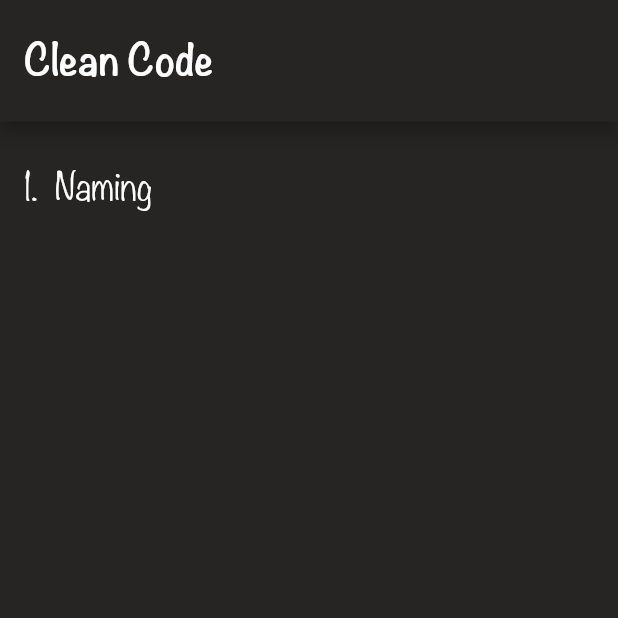
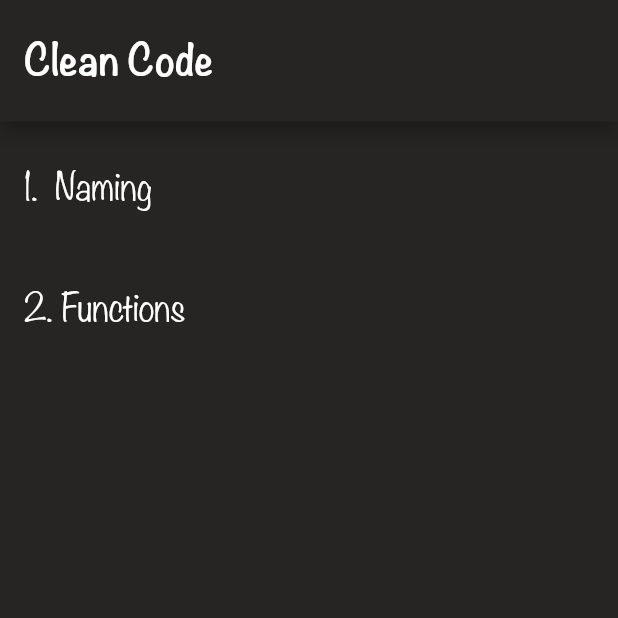
Before and after one commit to TheUltimateOptimist/CleanCode, a Flutter app: the screen it shows after launch, on a phone screen of 412 x 824 dp, the top half of it. Run offline on Flutter 3.47's test engine with Material 2 defaults, Android fonts, the light colour scheme and no system bars.

Commit message:
added functions chapter

```diff
--- a/lib/main.dart
+++ b/lib/main.dart
@@ -60,9 +60,11 @@ class _HomePageState extends State<HomePage> {
 
 class Summary {
   static final List<String> chapters = [
-    "Naming"
+    "Naming",
+    "Functions"
   ];
   static final Map<int, List<String>> content = {
-    0: ["intention revealing names", "avoiding disinformation", "using pronouncable names", "using searchable names", "avoid encodings", "use noun/nounphrases for classes", "use verb/verbphrases for methods", "pick one word per concept", "do not use same word for two purposes", "use technical jargon"]
+    0: ["intention revealing names", "avoiding disinformation", "using pronouncable names", "using searchable names", "avoid encodings", "use noun/nounphrases for classes", "use verb/verbphrases for methods", "pick one word per concept", "do not use same word for two purposes", "use technical jargon"],
+    1: ["very short(20 lines at max)", "identation level no greater than 1 or 2", "should do only one thing", "only one level of abstraction", "switch statements are ok if they appear only once", "descriptive name", "as little arguments as possible", "do not pass booleans as arguments", "no side effects",  "avoid output arguments", "exceptions are better than returning error codes", "error handling is one thing!", "dont repeat yourself"]
   };
 }
```
